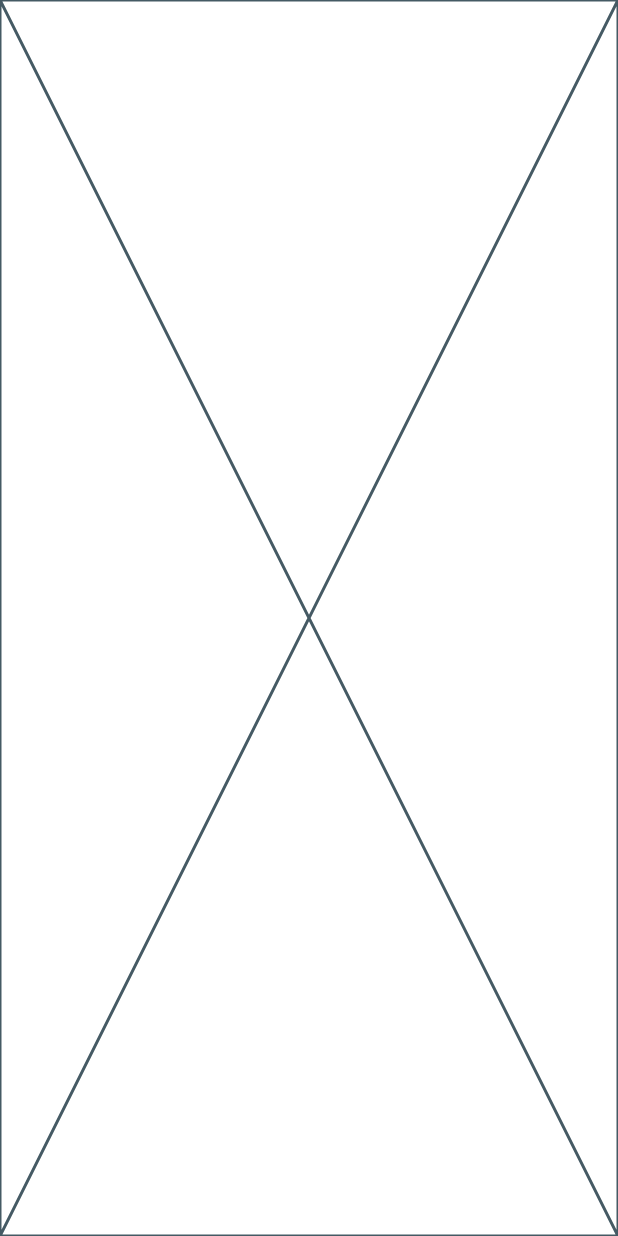
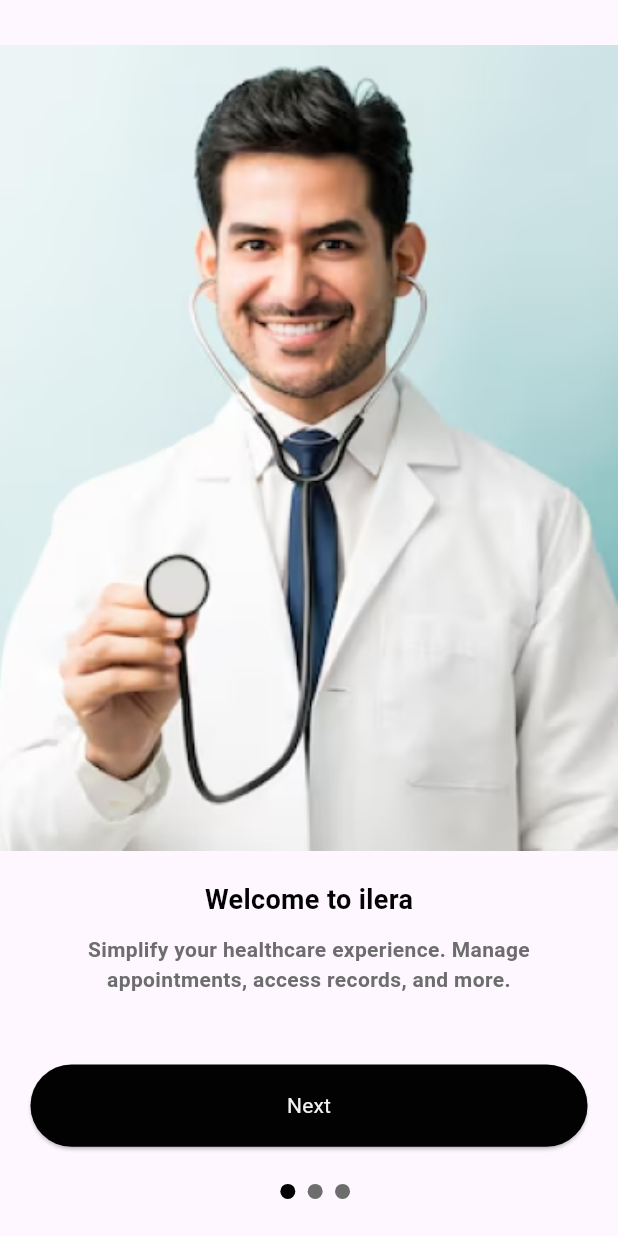
Before and after one commit to TopuFD/doctor, a Flutter app: the screen it shows after launch, on a phone screen of 412 x 824 dp. Run offline on Flutter 3.47's test engine with Material 3 defaults, Android fonts, the phone set to English and light mode, and no system bars; drawn by our look-alikes of carousel_slider; our stand-ins replace flutter_screenutil, get; Roboto replaces fonts that are missing (Poppins).

Commit message:
add onbording

```diff
--- a/lib/core/route.dart
+++ b/lib/core/route.dart
@@ -7,6 +7,6 @@ class AppRoute{
   static const onbordingScreen = "/onbordingScreen";
   static List<GetPage> pages = [
     GetPage(name: splashScreen, page: (()=> const SplashScreen())),
-    GetPage(name: onbordingScreen, page: (()=> const OnbordingScreen())),
+    GetPage(name: onbordingScreen, page: (()=>  OnbordingScreen())),
   ];
 }
--- a/lib/utils/color.dart
+++ b/lib/utils/color.dart
@@ -4,5 +4,8 @@ class AppColor{
   //======================================black color here==========================>
   static const Color black = Color(0xFF020202);
   static const Color black50 = Color(0xFF6D6D6D);
-  static const Color black10 = Color(0xFFF2F2F2);
+  //=======================================white color ========================>
+  static const Color white = Color(0xFFF2F2F2);
+  //=======================================red color===========================>
+  static const Color red = Colors.red;
 }
--- a/lib/utils/image.dart
+++ b/lib/utils/image.dart
@@ -2,5 +2,5 @@ class AppImage{
   static const splashImage = "assets/image/splash.png";
   static const onbordingOne = "assets/image/onbordOne.png";
   static const onbordTwo = "assets/image/onbordTwo.png";
-  static const onbordThree = "assets/image/onbordThree";
+  static const onbordThree = "assets/image/onbordThree.png";
 }
--- a/lib/utils/text_style.dart
+++ b/lib/utils/text_style.dart
@@ -0,0 +1,39 @@
+
+import 'package:doctor/utils/color.dart';
+import 'package:flutter/material.dart';
+import 'package:flutter_screenutil/flutter_screenutil.dart';
+
+class CustomTextStyle {
+  //==============================================heading one
+  static TextStyle h1({Color? color,FontWeight? fontWeight,double? fontSize,double? letterSpacing,
+  }) {
+    return TextStyle(
+      color: color ?? AppColor.black,
+      fontSize: fontSize ?? 25.sp,
+      letterSpacing: letterSpacing,
+      fontWeight: fontWeight ?? FontWeight.bold,
+    );
+  }
+  //==============================================heading two
+  static TextStyle h2({Color? color,FontWeight? fontWeight,double? fontSize,double? letterSpacing,
+  }) {
+    return TextStyle(
+      color: color ?? AppColor.black,
+      fontSize: fontSize ?? 22.sp,
+      letterSpacing: letterSpacing,
+      fontWeight: fontWeight ?? FontWeight.bold,
+    );
+  }
+  //==============================================heading two
+  static TextStyle h3({Color? color,FontWeight? fontWeight,double? fontSize,double? letterSpacing,
+  }) {
+    return TextStyle(
+      color: color ?? AppColor.black50,
+      fontSize: fontSize ?? 16.sp,
+      letterSpacing: letterSpacing,
+      fontWeight: fontWeight ?? FontWeight.bold,
+    );
+  }
+
+
+}
--- /dev/null
+++ b/lib/view/splash_screen/choose_screen.dart
@@ -0,0 +1,17 @@
+import 'package:doctor/utils/text_style.dart';
+import 'package:flutter/material.dart';
+
+class ChooseScreen extends StatelessWidget {
+  const ChooseScreen({super.key});
+
+  @override
+  Widget build(BuildContext context) {
+    return Scaffold(
+      body: Column(
+        children: [
+          Text("ilara",style: CustomTextStyle.h1(fontSize: 30,),)
+        ],
+      ),
+    );
+  }
+}
--- /dev/null
+++ b/lib/view/splash_screen/controller/onbording_controller.dart
@@ -0,0 +1,50 @@
+
+import 'package:doctor/utils/color.dart';
+import 'package:doctor/utils/image.dart';
+import 'package:doctor/widgets/onbording_item.dart';
+import 'package:flutter/material.dart';
+import 'package:get/get.dart';
+
+class OnbordingController extends GetxController{
+    var currentIndex = 0.obs;
+  List itemList = [
+    const CustomCarouselItem(
+      image: AppImage.onbordingOne,
+      heading: "Welcome to ilera",
+      desce:
+          "Simplify your healthcare experience. Manage appointments, access records, and more.",
+    ),
+    CustomCarouselItem(
+      image: AppImage.onbordTwo,
+      heading: "Book Appointments Effortlessly",
+      desce: "Find and book available slots with your preferred doctors in just a few taps.",
+    ),
+     CustomCarouselItem(
+      image: AppImage.onbordThree,
+      heading: "Your Health Records, Always Accessible",
+      desce: "Securely access your medical history and health records anytime, anywhere.",
+    ),
+  ];
+
+    carouselIndicator() {
+    return Row(
+      mainAxisAlignment: MainAxisAlignment.center,
+      children: [
+        for (int i = 0; i < itemList.length; i++)
+          Padding(
+              padding: EdgeInsets.only(left: Get.width * .02),
+              child: Obx(() {
+                return Container(
+                  height: 10,
+                  width: 10,
+                  decoration: BoxDecoration(
+                      color: i == currentIndex.value
+                          ? AppColor.black
+                          : AppColor.black50,
+                      shape: BoxShape.circle),
+                );
+              }))
+      ],
+    );
+  }
+}
--- a/lib/view/splash_screen/onbording_screen.dart
+++ b/lib/view/splash_screen/onbording_screen.dart
@@ -1,10 +1,55 @@
+import 'package:carousel_slider/carousel_slider.dart';
+import 'package:doctor/view/splash_screen/controller/onbording_controller.dart';
+import 'package:doctor/widgets/custom_body_btn.dart';
 import 'package:flutter/material.dart';
+import 'package:get/get.dart';
 
+// ignore: must_be_immutable
 class OnbordingScreen extends StatelessWidget {
-  const OnbordingScreen({super.key});
+  OnbordingScreen({super.key});
+
+  OnbordingController onbordingController = Get.put(OnbordingController());
 
   @override
   Widget build(BuildContext context) {
-    return const Placeholder();
+    return Scaffold(
+        body: Column(
+      children: [
+        Expanded(child: Obx(() {
+          return CarouselSlider(
+              items: onbordingController.itemList
+                  .map((item) => SizedBox(
+                        child: item,
+                      ))
+                  .toList(),
+              options: CarouselOptions(
+                height: 650,
+                aspectRatio: 1,
+                viewportFraction: 1,
+                initialPage: onbordingController.currentIndex.value,
+                enableInfiniteScroll: true,
+                reverse: false,
+                autoPlay: true,
+                autoPlayInterval: const Duration(seconds: 3),
+                autoPlayAnimationDuration: const Duration(milliseconds: 800),
+                autoPlayCurve: Curves.fastOutSlowIn,
+                enlargeCenterPage: true,
+                enlargeFactor: 0.3,
+                onPageChanged: (index, context) {
+                  onbordingController.currentIndex.value = index;
+                },
+                scrollDirection: Axis.horizontal,
+              ));
+        })),
+        CustomBodyButton(isOnbording: true, ontap: () {}),
+        SizedBox(
+          height: Get.height * .03,
+        ),
+        onbordingController.carouselIndicator(),
+        SizedBox(
+          height: Get.height * .03,
+        ),
+      ],
+    ));
   }
 }
--- /dev/null
+++ b/lib/widgets/custom_body_btn.dart
@@ -0,0 +1,55 @@
+import 'package:doctor/view/splash_screen/controller/onbording_controller.dart';
+import 'package:flutter_screenutil/flutter_screenutil.dart';
+import 'package:doctor/utils/color.dart';
+import 'package:flutter/material.dart';
+import 'package:get/get.dart';
+
+class CustomBodyButton extends StatelessWidget {
+  final VoidCallback ontap;
+  final String? btnTitle;
+  bool isOnbording = false;
+  CustomBodyButton(
+      {super.key,
+      this.btnTitle,
+      required this.ontap,
+      required this.isOnbording});
+  OnbordingController onbordingController = Get.put(OnbordingController());
+  @override
+  Widget build(BuildContext context) {
+    return SizedBox(
+      width: 311.h,
+      height: 48.w,
+      child: ElevatedButton(
+          style: ButtonStyle(
+            shape: WidgetStatePropertyAll(RoundedRectangleBorder(
+                borderRadius: BorderRadius.circular(100))),
+            backgroundColor: const WidgetStatePropertyAll(AppColor.black),
+            overlayColor: const WidgetStatePropertyAll(AppColor.black50),
+          ),
+          onPressed: ontap,
+          child: isOnbording
+              ? Text(
+                  onbordingController.currentIndex.value == 3
+                      ? "Get Started"
+                      : "Next",
+                  style: const TextStyle(
+                    color: AppColor.white,
+                    fontSize: 14,
+                    fontFamily: 'Poppins',
+                    fontWeight: FontWeight.w400,
+                    height: 0,
+                  ),
+                )
+              : Text(
+                  btnTitle!,
+                  style: const TextStyle(
+                    color: AppColor.white,
+                    fontSize: 14,
+                    fontFamily: 'Poppins',
+                    fontWeight: FontWeight.w400,
+                    height: 0,
+                  ),
+                )),
+    );
+  }
+}
--- /dev/null
+++ b/lib/widgets/onbording_item.dart
@@ -0,0 +1,57 @@
+
+import 'package:get/get.dart';
+import 'package:doctor/utils/text_style.dart';
+import 'package:flutter/material.dart';
+import 'package:flutter_screenutil/flutter_screenutil.dart';
+class CustomCarouselItem extends StatelessWidget {
+  final String image;
+  final String heading;
+  final String desce;
+  const CustomCarouselItem({
+    super.key,
+    required this.image,
+    required this.heading,
+    required this.desce,
+  });
+
+  @override
+  Widget build(BuildContext context) {
+    return SizedBox(
+      width: double.maxFinite,
+      child: Center(
+        child: Column(
+          mainAxisAlignment: MainAxisAlignment.start,
+          crossAxisAlignment: CrossAxisAlignment.center,
+          children: [
+            Image.asset(
+              image,
+              height: 450.h,
+              width: Get.width,
+              fit: BoxFit.fitWidth,
+            ),
+            Padding(
+              padding:  EdgeInsets.symmetric(horizontal: 20),
+              child: Column(
+                children: [
+                  const SizedBox(
+                    height: 20,
+                  ),
+                  Text(
+                    heading,
+                    style: CustomTextStyle.h1(fontSize: 18),
+                  ),
+                  SizedBox(
+                    height: 10,
+                  ),
+                  Text(desce,
+                      textAlign: TextAlign.center,
+                      style: CustomTextStyle.h3(fontSize: 14))
+                ],
+              ),
+            )
+          ],
+        ),
+      ),
+    );
+  }
+}
--- a/pubspec.yaml
+++ b/pubspec.yaml
@@ -37,6 +37,7 @@ dependencies:
   cupertino_icons: ^1.0.8
   get: ^4.6.6
   flutter_screenutil: ^5.9.3
+  carousel_slider: ^5.0.0
 
 dev_dependencies:
   flutter_test:
```
Also changed, not shown: pubspec.lock.
